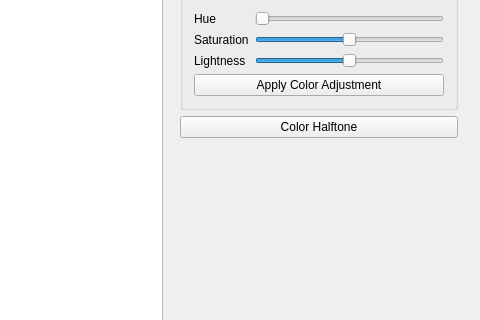
lizy14/hello-lenna, file mainwindow.ui: the form before one commit; both pictures show x 500 to 980 and y 117 to 437 of the 980 by 770 pixel window.
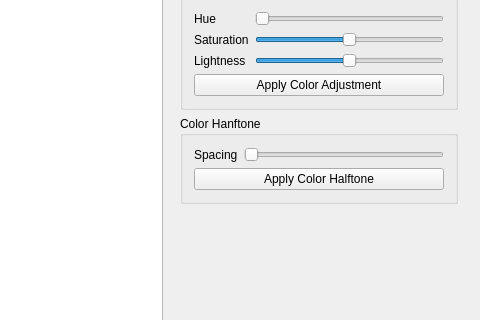
The form after the commit. The open tabs and pages were chosen to show the change.

Commit message: color halftone

Diff of the .ui file:
```diff
--- a/mainwindow.ui
+++ b/mainwindow.ui
@@ -17,7 +17,7 @@
    <string>Hello, Lenna</string>
   </property>
   <widget class="QWidget" name="centralWidget">
-   <layout class="QVBoxLayout" name="verticalLayout_8">
+   <layout class="QHBoxLayout" name="horizontalLayout_4">
     <item>
      <layout class="QHBoxLayout" name="horizontalLayout" stretch="1,0">
       <item>
@@ -169,8 +169,8 @@
             <rect>
              <x>0</x>
              <y>0</y>
-             <width>264</width>
-             <height>483</height>
+             <width>300</width>
+             <height>476</height>
             </rect>
            </property>
            <attribute name="label">
@@ -255,10 +255,52 @@
              </widget>
             </item>
             <item>
-             <widget class="QPushButton" name="btnColorHalftone">
-              <property name="text">
-               <string>Color Halftone</string>
+             <widget class="QGroupBox" name="groupBox_5">
+              <property name="title">
+               <string>Color Hanftone</string>
               </property>
+              <layout class="QVBoxLayout" name="verticalLayout_9">
+               <item>
+                <layout class="QFormLayout" name="formLayout_2">
+                 <item row="0" column="0">
+                  <widget class="QLabel" name="label_5">
+                   <property name="text">
+                    <string>Spacing</string>
+                   </property>
+                  </widget>
+                 </item>
+                 <item row="0" column="1">
+                  <widget class="QSlider" name="sliderHalftoneSpacing">
+                   <property name="minimum">
+                    <number>0</number>
+                   </property>
+                   <property name="maximum">
+                    <number>8</number>
+                   </property>
+                   <property name="singleStep">
+                    <number>1</number>
+                   </property>
+                   <property name="pageStep">
+                    <number>1</number>
+                   </property>
+                   <property name="value">
+                    <number>0</number>
+                   </property>
+                   <property name="orientation">
+                    <enum>Qt::Horizontal</enum>
+                   </property>
+                  </widget>
+                 </item>
+                </layout>
+               </item>
+               <item>
+                <widget class="QPushButton" name="btnColorHalftone">
+                 <property name="text">
+                  <string>Apply Color Halftone</string>
+                 </property>
+                </widget>
+               </item>
+              </layout>
              </widget>
             </item>
             <item>
```
Left out of the diff: 38 changed lines with no effect on the pictures. The commit also changes 3 other files.
